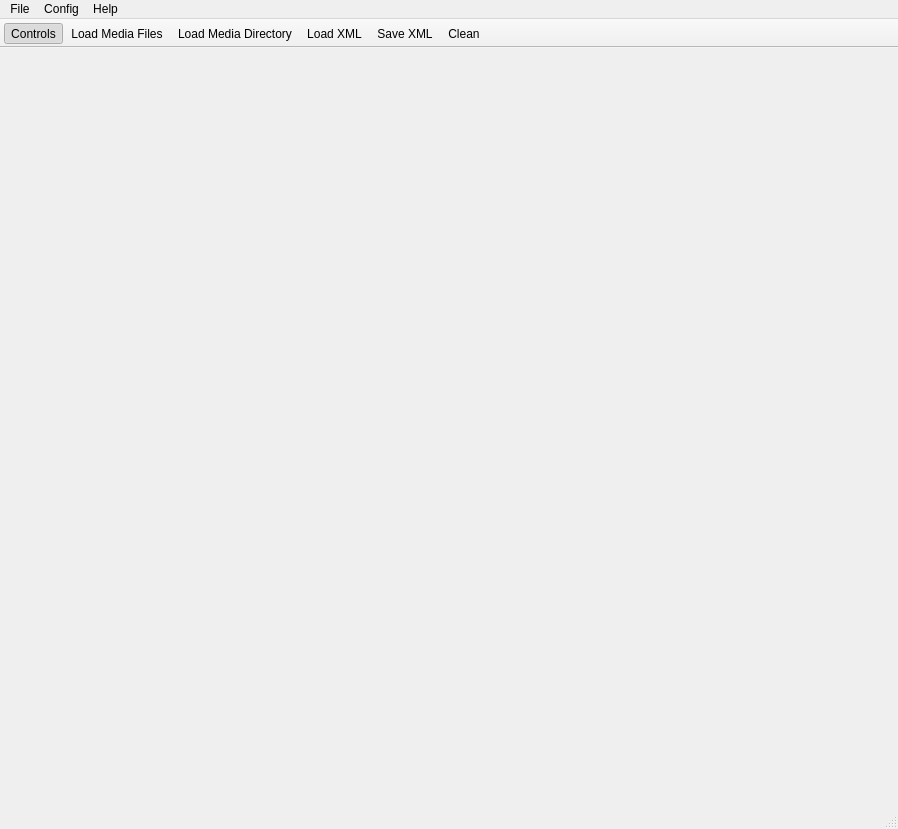
First picture: the form in apps/multimediacycle-osg-qt/ACMultiMediaCycleOsgQt.ui, repository MediaCycle/MediaCycle, before the edit.
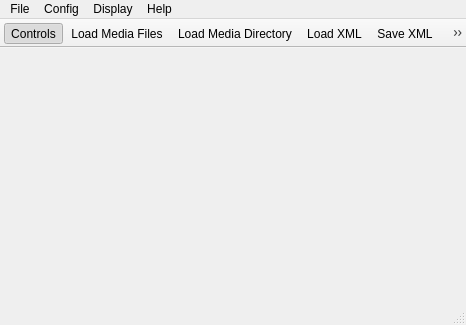
Second picture: the form after the edit. Custom widgets are drawn as their Qt base class.

Commit message: mmcycle-osg-qt: the osg view, now a in a dock, can be detached (Ctrl+D) or set fullscreen (Ctrl+F) - still buggy

The edit to the form file:
```diff
--- a/apps/multimediacycle-osg-qt/ACMultiMediaCycleOsgQt.ui
+++ b/apps/multimediacycle-osg-qt/ACMultiMediaCycleOsgQt.ui
@@ -9,8 +9,8 @@
    <rect>
     <x>0</x>
     <y>0</y>
-    <width>898</width>
-    <height>829</height>
+    <width>466</width>
+    <height>325</height>
    </rect>
   </property>
   <property name="sizePolicy">
@@ -21,16 +21,19 @@
   </property>
   <property name="minimumSize">
    <size>
-    <width>800</width>
-    <height>600</height>
+    <width>466</width>
+    <height>325</height>
    </size>
   </property>
   <property name="windowTitle">
    <string>MediaCycleOsgQt</string>
   </property>
   <widget class="QWidget" name="centralwidget">
+   <property name="enabled">
+    <bool>false</bool>
+   </property>
    <property name="sizePolicy">
-    <sizepolicy hsizetype="MinimumExpanding" vsizetype="MinimumExpanding">
+    <sizepolicy hsizetype="Fixed" vsizetype="Fixed">
      <horstretch>0</horstretch>
      <verstretch>0</verstretch>
     </sizepolicy>
@@ -39,29 +42,6 @@
     <property name="margin">
      <number>0</number>
     </property>
-    <item>
-     <widget class="ACOsgCompositeViewQt" name="compositeOsgView" native="true">
-      <property name="sizePolicy">
-       <sizepolicy hsizetype="MinimumExpanding" vsizetype="MinimumExpanding">
-        <horstretch>0</horstretch>
-        <verstretch>0</verstretch>
-       </sizepolicy>
-      </property>
-      <property name="minimumSize">
-       <size>
-        <width>600</width>
-        <height>600</height>
-       </size>
-      </property>
-      <property name="baseSize">
-       <size>
-        <width>600</width>
-        <height>600</height>
-       </size>
-      </property>
-      <layout class="QGridLayout" name="gridLayout"/>
-     </widget>
-    </item>
    </layout>
   </widget>
   <widget class="QMenuBar" name="menubar">
@@ -69,11 +49,11 @@
     <rect>
      <x>0</x>
      <y>0</y>
-     <width>898</width>
-     <height>22</height>
+     <width>466</width>
+     <height>21</height>
     </rect>
    </property>
-   <widget class="QMenu" name="menu_File">
+   <widget class="QMenu" name="menuFile">
     <property name="title">
      <string>File</string>
     </property>
@@ -96,13 +76,21 @@
     </property>
     <addaction name="actionHelpAbout"/>
    </widget>
-   <addaction name="menu_File"/>
+   <widget class="QMenu" name="menuDisplay">
+    <property name="title">
+     <string>Display</string>
+    </property>
+    <addaction name="actionFullscreen"/>
+    <addaction name="actionDetachBrowser"/>
+   </widget>
+   <addaction name="menuFile"/>
    <addaction name="menuConfig"/>
+   <addaction name="menuDisplay"/>
    <addaction name="menuHelp"/>
   </widget>
   <widget class="QToolBar" name="toolbar">
    <property name="sizePolicy">
-    <sizepolicy hsizetype="Preferred" vsizetype="Preferred">
+    <sizepolicy hsizetype="MinimumExpanding" vsizetype="MinimumExpanding">
      <horstretch>0</horstretch>
      <verstretch>0</verstretch>
     </sizepolicy>
@@ -144,7 +132,14 @@
    <addaction name="actionSave_XML"/>
    <addaction name="actionClean"/>
   </widget>
-  <widget class="QStatusBar" name="statusBar"/>
+  <widget class="QStatusBar" name="statusbar">
+   <property name="sizePolicy">
+    <sizepolicy hsizetype="MinimumExpanding" vsizetype="MinimumExpanding">
+     <horstretch>0</horstretch>
+     <verstretch>0</verstretch>
+    </sizepolicy>
+   </property>
+  </widget>
   <action name="actionLoad_Media_Directory">
    <property name="text">
     <string>Load Media Directory</string>
@@ -225,14 +220,6 @@
    </property>
   </action>
  </widget>
- <customwidgets>
-  <customwidget>
-   <class>ACOsgCompositeViewQt</class>
-   <extends>QWidget</extends>
-   <header>ACOsgCompositeViewQt.h</header>
-   <container>1</container>
-  </customwidget>
- </customwidgets>
  <resources/>
  <connections/>
 </ui>
```
Left out of the diff: 16 changed lines with no effect on the pictures. The commit also changes 2 other files.
